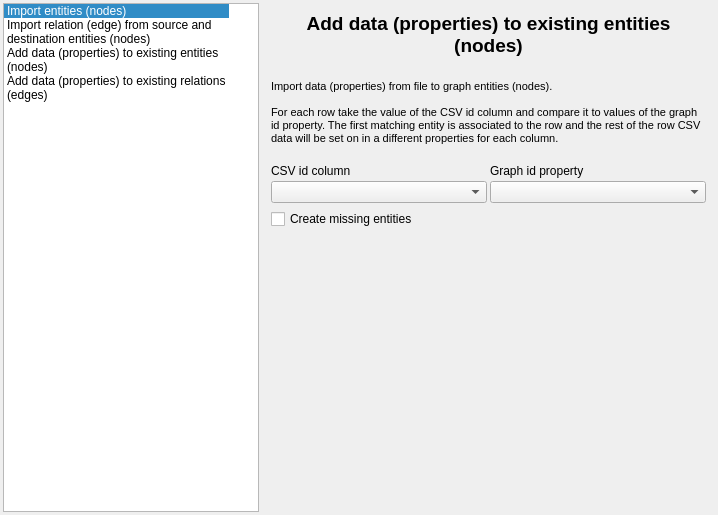
The window that library/tulip-qt/designer/CSVGraphMappingConfigurationWidget.ui (vadivelselvaraj/TulipGLImprovement) describes before a commit, drawn with Qt 5.
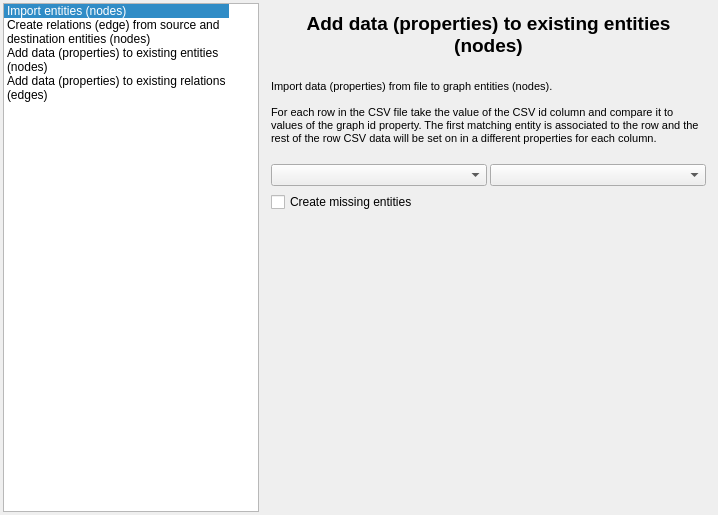
The same window after the commit. The open tabs and pages were chosen to show the change. Custom widgets are drawn as their Qt base class.

Commit message: Fix CSV import bugs change behavior of "import relation between two entities" to create a new edge for each row. Add push and pop for CSV import in the controller.

What changed in the file:
```diff
--- a/library/tulip-qt/designer/CSVGraphMappingConfigurationWidget.ui
+++ b/library/tulip-qt/designer/CSVGraphMappingConfigurationWidget.ui
@@ -61,7 +61,7 @@
        </item>
        <item>
         <property name="text">
-         <string>Import relation (edge) from source and destination entities (nodes)</string>
+         <string>Create relations (edge) from source and destination entities (nodes)</string>
         </property>
         <property name="toolTip">
          <string extracomment="Import data (properties) from existing CSV file on relation (edge)."/>
@@ -209,7 +209,7 @@
 &lt;p style=&quot;-qt-paragraph-type:empty; margin-top:0px; margin-bottom:0px; margin-left:0px; margin-right:0px; -qt-block-indent:0; text-indent:0px; font-size:14pt; font-weight:600;&quot;&gt;&lt;/p&gt;
 &lt;p style=&quot; margin-top:0px; margin-bottom:0px; margin-left:0px; margin-right:0px; -qt-block-indent:0; text-indent:0px;&quot;&gt;&lt;span style=&quot; font-size:8pt;&quot;&gt;Import data (properties) from file to graph entities (nodes).&lt;/span&gt;&lt;/p&gt;
 &lt;p style=&quot;-qt-paragraph-type:empty; margin-top:0px; margin-bottom:0px; margin-left:0px; margin-right:0px; -qt-block-indent:0; text-indent:0px; font-size:8pt;&quot;&gt;&lt;/p&gt;
-&lt;p style=&quot; margin-top:0px; margin-bottom:0px; margin-left:0px; margin-right:0px; -qt-block-indent:0; text-indent:0px;&quot;&gt;&lt;span style=&quot; font-size:8pt;&quot;&gt;For each row take the value of the CSV id column and compare it to values of the graph id property. The first matching entity is associated to the row and the rest of the row CSV data will be set on in a different properties for each column.&lt;/span&gt;&lt;/p&gt;
+&lt;p style=&quot; margin-top:0px; margin-bottom:0px; margin-left:0px; margin-right:0px; -qt-block-indent:0; text-indent:0px;&quot;&gt;&lt;span style=&quot; font-size:8pt;&quot;&gt;For each row in the CSV file take the value of the CSV id column and compare it to values of the graph id property. The first matching entity is associated to the row and the rest of the row CSV data will be set on in a different properties for each column.&lt;/span&gt;&lt;/p&gt;
 &lt;p style=&quot;-qt-paragraph-type:empty; margin-top:0px; margin-bottom:0px; margin-left:0px; margin-right:0px; -qt-block-indent:0; text-indent:0px; font-size:8pt;&quot;&gt;&lt;/p&gt;&lt;/body&gt;&lt;/html&gt;</string>
            </property>
            <property name="textFormat">
@@ -226,35 +226,9 @@
             <number>3</number>
            </property>
            <item row="0" column="0">
-            <widget class="QLabel" name="label_7">
-             <property name="sizePolicy">
-              <sizepolicy hsizetype="Preferred" vsizetype="Fixed">
-               <horstretch>0</horstretch>
-               <verstretch>0</verstretch>
-              </sizepolicy>
-             </property>
-             <property name="text">
-              <string>CSV id column</string>
-             </property>
-            </widget>
-           </item>
-           <item row="0" column="1">
-            <widget class="QLabel" name="label_8">
-             <property name="sizePolicy">
-              <sizepolicy hsizetype="Preferred" vsizetype="Fixed">
-               <horstretch>0</horstretch>
-               <verstretch>0</verstretch>
-              </sizepolicy>
-             </property>
-             <property name="text">
-              <string>Graph id property</string>
-             </property>
-            </widget>
-           </item>
-           <item row="1" column="0">
             <widget class="tlp::CSVColumnComboBox" name="nodeMappingColumncomboBox"/>
            </item>
-           <item row="1" column="1">
+           <item row="0" column="1">
             <widget class="tlp::GraphPropertiesSelectionComboBox" name="nodeMappingPropertycomboBox"/>
            </item>
           </layout>
```
Left out of the diff: 45 changed lines with no effect on the pictures. The commit also changes 5 other files.
